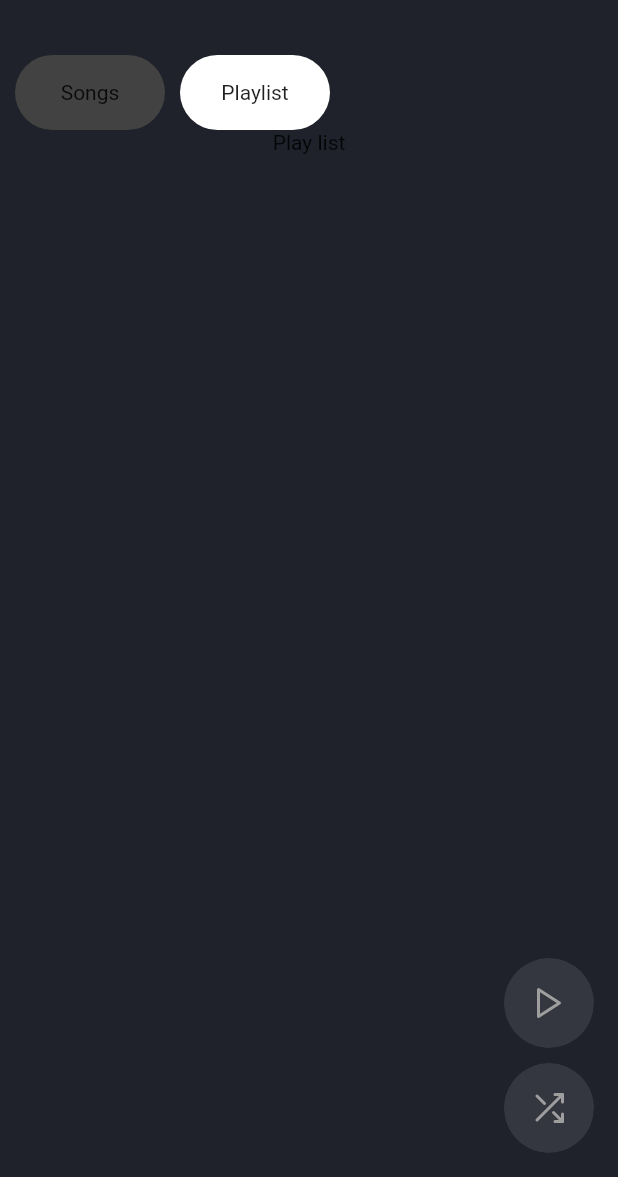
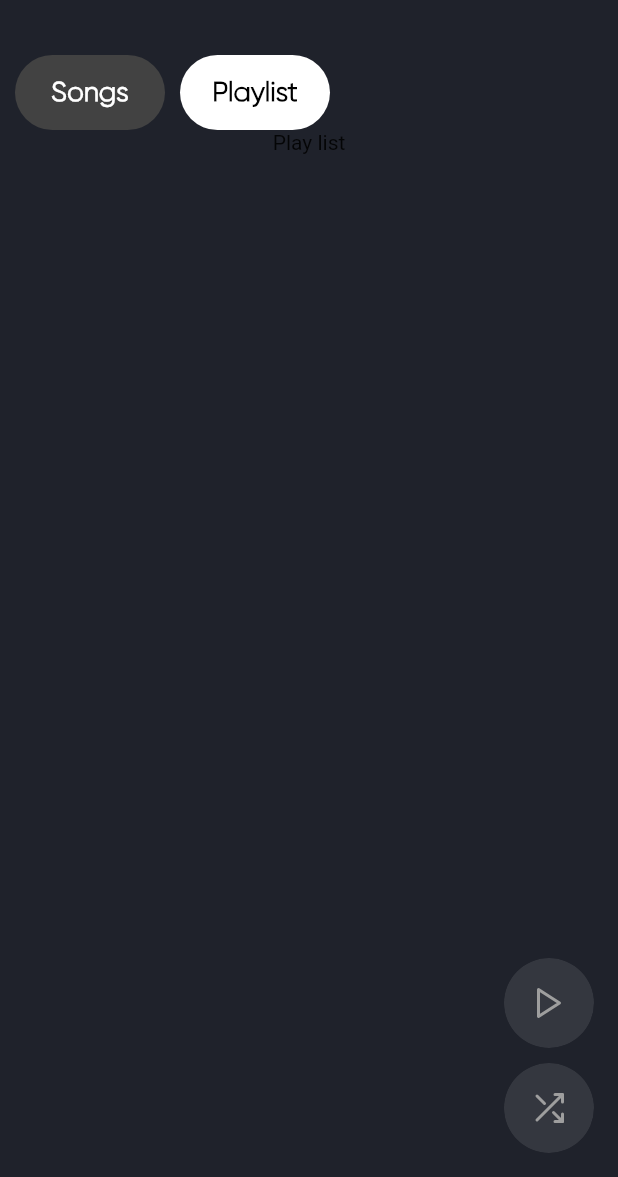
Before and after one commit to abbasihamed/music_player, a Flutter app: the screen it shows after launch, swiped to page 2, on a phone screen of 412 x 824 dp, the part 59-1236 px from its top. Run offline on Flutter 3.47's test engine with Material 2 defaults, Android fonts, the phone set to English and light mode, and no system bars; drawn by our look-alikes of glassmorphism_ui; our stand-ins replace audio_video_progress_bar, flutter_feather_icons, flutter_hooks, just_audio, on_audio_query.

```diff
--- a/lib/main.dart
+++ b/lib/main.dart
@@ -2,6 +2,7 @@ import 'package:flutter/material.dart';
 import 'package:music_player/config/get_context.dart';
 import 'package:music_player/config/theme/app_colors.dart';
 import 'package:music_player/provider/local_songs_controller.dart';
+import 'package:music_player/provider/play_list_controller.dart';
 import 'package:music_player/provider/play_song_controller.dart';
 import 'package:music_player/views/home.dart';
 import 'package:provider/provider.dart';
@@ -21,6 +22,7 @@ class MusicApp extends StatelessWidget {
       providers: [
         ChangeNotifierProvider(create: (context) => LocalSongs()),
         ChangeNotifierProvider(create: (context) => PlaySongController()),
+        // ChangeNotifierProvider(create: (context) => PlayListController()),
       ],
       child: MaterialApp(
         debugShowCheckedModeBanner: false,
--- a/lib/views/components/custom_chip.dart
+++ b/lib/views/components/custom_chip.dart
@@ -5,11 +5,13 @@ class CustomChip extends HookWidget {
   final String lable;
   final VoidCallback onTap;
   final bool? isSelected;
+  final TextStyle? textStyle;
   const CustomChip({
     super.key,
     required this.lable,
     required this.onTap,
     this.isSelected = false,
+    this.textStyle,
   });
 
   @override
@@ -26,7 +28,16 @@ class CustomChip extends HookWidget {
           color: isSelected! ? Colors.white : Colors.grey[800],
           borderRadius: BorderRadius.circular(50),
         ),
-        child: Text(lable),
+        child: Text(
+          lable,
+          style: textStyle ??
+              TextStyle(
+                fontFamily: 'Gilroy',
+                color: isSelected! ? Colors.black : Colors.white,
+                fontWeight: FontWeight.w900,
+                fontSize: 18,
+              ),
+        ),
       ),
     );
   }
--- a/pubspec.yaml
+++ b/pubspec.yaml
@@ -46,6 +46,7 @@ dependencies:
   audio_video_progress_bar: ^0.11.0
   hive: ^2.2.3
   hive_flutter: ^1.1.0
+  path_provider: ^2.0.13
 
 dev_dependencies:
   flutter_test:
@@ -57,6 +58,8 @@ dev_dependencies:
   # package. See that file for information about deactivating specific lint
   # rules and activating additional ones.
   flutter_lints: ^2.0.0
+  hive_generator: ^2.0.0
+  build_runner: ^2.3.3
 
 # For information on the generic Dart part of this file, see the
 # following page: https://dart.dev/tools/pub/pubspec
```
Also changed, not shown: lib/data/local/play_list_storage.dart (added, +9 -0 lines), lib/data/local/play_list_storage_imp.dart (added, +32 -0 lines), lib/provider/play_list_controller.dart (added, +16 -0 lines), lib/views/home.dart (+108 -0 lines), pubspec.lock.
